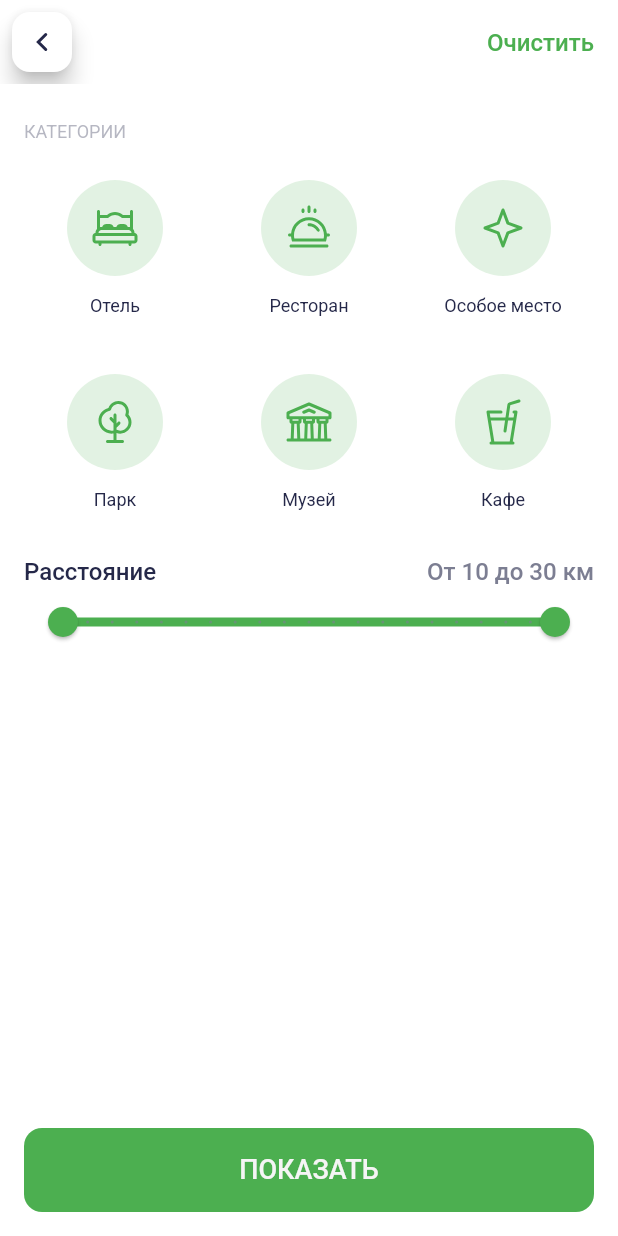
After one commit to RinaZavr/surf_places, a Flutter app: the SearchFiltersScreen screen opened by its route, on a phone screen of 412 x 824 dp. The commit adds this screen. Run offline on Flutter 3.47's test engine with Material 3 defaults, Android fonts, the phone set to English and light mode, and no system bars; our stand-ins replace cached_network_image, carousel_slider, dio, flutter_bloc, flutter_dotenv, flutter_slidable and 8 more; missing offline and left inert: talker_bloc_logger, talker_dio_logger; accounts and stored records are empty; generated files the repository leaves out were written again; statements that could not run were skipped.

Commit message:
feat: Added filters screen

```diff
--- a/lib/common/consts/icons_consts.dart
+++ b/lib/common/consts/icons_consts.dart
@@ -24,4 +24,12 @@ abstract class AppIcons {
       'assets/icons/onboarding/Tutorial_2_frame.svg';
   static const String onboardingThird =
       'assets/icons/onboarding/Tutorial_3_frame.svg';
+  static const String cafeFilter = 'assets/icons/filters/Cafe.svg';
+  static const String hotelFilter = 'assets/icons/filters/Hotel.svg';
+  static const String museumFilter = 'assets/icons/filters/Museum.svg';
+  static const String parkFilter = 'assets/icons/filters/Park.svg';
+  static const String particularFilter =
+      'assets/icons/filters/Particular_place.svg';
+  static const String restourantFilter = 'assets/icons/filters/Restourant.svg';
+  static const String choice = 'assets/icons/filters/Tick.svg';
 }
--- a/lib/config/router/routes_consts.dart
+++ b/lib/config/router/routes_consts.dart
@@ -3,10 +3,12 @@ abstract class AppRoutesConsts {
 
   static const String placesList = '/places/list';
   static const String placesSearch = '/places/search';
+  static const String placesSearchFilters = '/places/search/filters';
   static const String place = '/places/place';
   static const String images = '/places/place/images';
   static const String map = '/map';
   static const String favorites = '/favorites';
   static const String settings = '/settings';
   static const String onboarding = '/onboarding';
+  static const String splash = '/splash';
 }
--- /dev/null
+++ b/lib/feature/places/search/filters/data/filter_model.dart
@@ -0,0 +1,7 @@
+class FilterModel {
+  FilterModel({required this.icon, required this.title, required this.type});
+
+  final String icon;
+  final String title;
+  final String type;
+}
--- /dev/null
+++ b/lib/feature/places/search/filters/view/search_filters_screen.dart
@@ -0,0 +1,204 @@
+import 'package:flutter/material.dart';
+import 'package:go_router/go_router.dart';
+import 'package:surf_places/common/consts/icons_consts.dart';
+import 'package:surf_places/common/extensions/context_extensions.dart';
+import 'package:surf_places/common/widgets/back_button.dart';
+import 'package:surf_places/common/widgets/custom_svg_icon.dart';
+import 'package:surf_places/feature/places/search/filters/data/filter_model.dart';
+
+class SearchFiltersScreen extends StatefulWidget {
+  const SearchFiltersScreen({super.key});
+
+  @override
+  State<SearchFiltersScreen> createState() => _SearchFiltersScreenState();
+}
+
+class _SearchFiltersScreenState extends State<SearchFiltersScreen> {
+  final filters = [
+    FilterModel(icon: AppIcons.hotelFilter, title: 'Отель', type: 'hotel'),
+    FilterModel(
+      icon: AppIcons.restourantFilter,
+      title: 'Ресторан',
+      type: 'restourant',
+    ),
+    FilterModel(
+      icon: AppIcons.particularFilter,
+      title: 'Особое место',
+      type: 'other, shopping, temple, theatre, monument',
+    ),
+    FilterModel(icon: AppIcons.parkFilter, title: 'Парк', type: 'park'),
+    FilterModel(icon: AppIcons.museumFilter, title: 'Музей', type: 'museum'),
+    FilterModel(icon: AppIcons.cafeFilter, title: 'Кафе', type: 'cafe'),
+  ];
+
+  List<String> selectedFilters = [];
+
+  RangeValues _currentRangeValues = const RangeValues(10, 30);
+
+  @override
+  Widget build(BuildContext context) {
+    return Scaffold(
+      appBar: AppBar(
+        leading: Align(child: const CustomBackButton()),
+        actions: [
+          Padding(
+            padding: const EdgeInsets.only(right: 16),
+            child: InkWell(
+              onTap: () {
+                selectedFilters = [];
+                setState(() {});
+              },
+              child: Text(
+                'Очистить',
+                style: context.textExt.text.copyWith(
+                  color: context.colorExt.accentColor,
+                ),
+              ),
+            ),
+          ),
+        ],
+      ),
+      bottomNavigationBar: Padding(
+        padding: const EdgeInsets.all(16),
+        child: InkWell(
+          onTap: () {
+            context.pop(selectedFilters);
+          },
+          child: Container(
+            padding: const EdgeInsets.all(16),
+            decoration: BoxDecoration(
+              color: context.colorExt.accentColor,
+              borderRadius: BorderRadius.circular(12),
+            ),
+            child: Text(
+              'ПОКАЗАТЬ',
+              style: context.textExt.subtitle.copyWith(
+                color: context.colorExt.cardColor,
+              ),
+              textAlign: TextAlign.center,
+            ),
+          ),
+        ),
+      ),
+      body: CustomScrollView(
+        slivers: [
+          SliverToBoxAdapter(
+            child: Padding(
+              padding: const EdgeInsets.symmetric(horizontal: 16, vertical: 24),
+              child: Text(
+                'КАТЕГОРИИ',
+                style: context.textExt.superSmall.copyWith(
+                  color: context.colorExt.trinityColor,
+                ),
+              ),
+            ),
+          ),
+          SliverToBoxAdapter(
+            child: Padding(
+              padding: const EdgeInsets.symmetric(horizontal: 16),
+              child: GridView.builder(
+                shrinkWrap: true,
+                gridDelegate: const SliverGridDelegateWithFixedCrossAxisCount(
+                  crossAxisCount: 3,
+                  mainAxisSpacing: 8,
+                  crossAxisSpacing: 8,
+                ),
+                itemBuilder: (context, index) {
+                  return Column(
+                    spacing: 12,
+                    children: [
+                      InkWell(
+                        onTap: () {
+                          if (selectedFilters.contains(filters[index].type)) {
+                            selectedFilters.remove(filters[index].type);
+                          } else {
+                            selectedFilters.add(filters[index].type);
+                          }
+                          setState(() {});
+                        },
+                        child: IntrinsicHeight(
+                          child: Stack(
+                            alignment: Alignment.bottomRight,
+                            children: [
+                              Container(
+                                padding: const EdgeInsets.all(16),
+                                decoration: BoxDecoration(
+                                  color: context.colorExt.accentColor
+                                      .withValues(alpha: 0.16),
+                                  shape: BoxShape.circle,
+                                ),
+                                child: CustomSvgIcon(
+                                  icon: filters[index].icon,
+                                  color: context.colorExt.accentColor,
+                                ),
+                              ),
+                              if (selectedFilters.contains(filters[index].type))
+                                DecoratedBox(
+                                  decoration: BoxDecoration(
+                                    color: context.colorExt.secondaryColor,
+                                    shape: BoxShape.circle,
+                                  ),
+                                  child: CustomSvgIcon(
+                                    icon: AppIcons.choice,
+                                    color: context.colorExt.primaryColor,
+                                  ),
+                                ),
+                            ],
+                          ),
+                        ),
+                      ),
+                      Text(
+                        filters[index].title,
+                        style: context.textExt.superSmall,
+                      ),
+                    ],
+                  );
+                },
+                itemCount: filters.length,
+              ),
+            ),
+          ),
+          SliverToBoxAdapter(
+            child: Padding(
+              padding: const EdgeInsets.symmetric(horizontal: 16),
+              child: Row(
+                mainAxisAlignment: MainAxisAlignment.spaceBetween,
+                children: [
+                  Text('Расстояние', style: context.textExt.text),
+                  Text(
+                    'От 10 до 30 км',
+                    style: context.textExt.text.copyWith(
+                      color: context.colorExt.infoColor,
+                    ),
+                  ),
+                ],
+              ),
+            ),
+          ),
+          SliverToBoxAdapter(
+            child: Padding(
+              padding: const EdgeInsets.symmetric(horizontal: 16),
+              child: RangeSlider(
+                values: _currentRangeValues,
+                min: 10,
+                max: 30,
+                divisions: 20,
+                inactiveColor: context.colorExt.trinityColor,
+                activeColor: context.colorExt.accentColor,
+                labels: RangeLabels(
+                  _currentRangeValues.start.round().toString(),
+                  _currentRangeValues.end.round().toString(),
+                ),
+                onChanged: (values) {
+                  setState(() {
+                    _currentRangeValues = values;
+                  });
+                },
+              ),
+            ),
+          ),
+        ],
+      ),
+    );
+  }
+}
--- a/pubspec.yaml
+++ b/pubspec.yaml
@@ -55,6 +55,7 @@ flutter:
     - assets/icons/favorites/
     - assets/icons/settings/
     - assets/icons/onboarding/
+    - assets/icons/filters/
 
   fonts:
     - family: Roboto
```
Also changed, not shown: lib/common/notifiers/search_notifier.dart (+9 -0 lines), lib/config/router/routes.dart (+22 -0 lines), lib/feature/places/list/view/widgets/search_widget.dart (+14 -1 lines), lib/feature/places/search/bloc/place_search_bloc.dart (+19 -9 lines), lib/feature/places/search/bloc/place_search_event.dart (+6 -1 lines), lib/feature/places/search/view/widgets/places_search_body.dart (+12 -1 lines), lib/feature/places/search/view/widgets/places_search_result.dart (+13 -3 lines), assets/icons/filters/Cafe.svg (added), assets/icons/filters/Hotel.svg (added), assets/icons/filters/Museum.svg (added), assets/icons/filters/Park.svg (added), assets/icons/filters/Particular_place.svg (added), assets/icons/filters/Restourant.svg (added), assets/icons/filters/Tick.svg (added).
